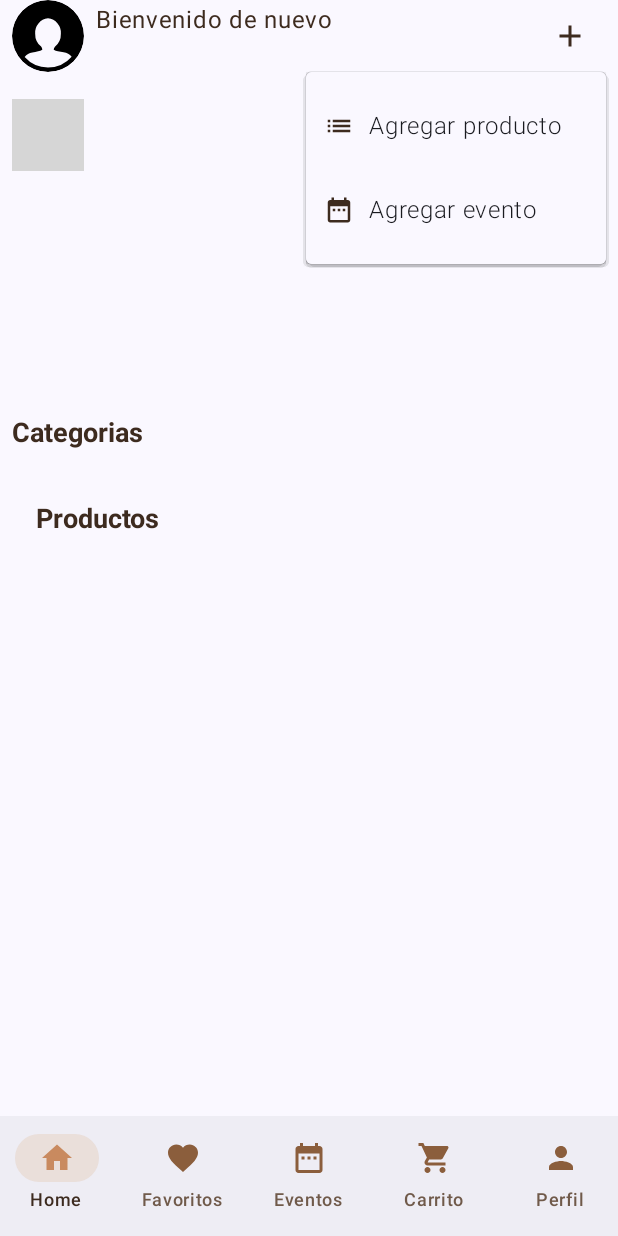
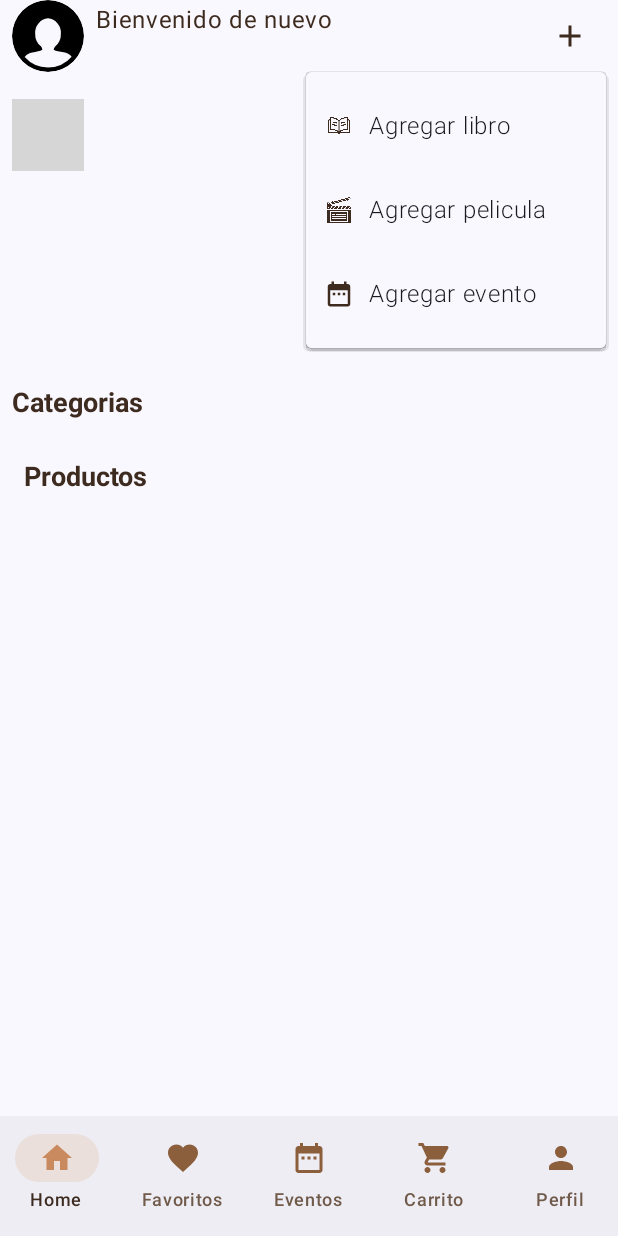
Before and after one commit to mevi-and-my-monkey/tarantula, an Android app built with Jetpack Compose: the HomeScreen screen opened through its navigation route, after a tap on "Más opciones", on a phone screen of 412 x 824 dp. Run offline under Robolectric (Android 15) with nearby library versions, the phone set to English and light mode, and no system bars; our stand-ins replace Dagger/Hilt's generated code, Firebase (no records; nobody signed in at launch, a user with empty details on screens opened directly); libraries missing offline, so code that uses them is left out: com.tbuonomo.viewpagerdotsindicator; pictures from the network do not load; 4 statements that could not run were skipped; grey boxes are pictures that could not be loaded.

Commit message:
Se agrega funcionalidad para agregar películas y se actualiza flujo de agregar producto
- Se crea la vista para agregar películas, permitiendo ingresar detalles como título, descripción, precio, autor, idioma, número de páginas, fecha de publicación y URLs de imágenes.
- Se modifica la forma en que se obtienen las categorías, ordenándolas y colocando "Películas" al principio.
- Se ajusta la obtención del número de WhatsApp del administrador desde Remote Config, con un valor por defecto.
- Se eliminan campos no utilizados (userId, userName, userEmail, userPhone) del objeto `User`.
- Se actualiza la pantalla de checkout para utilizar el número de WhatsApp obtenido de `User`.
- Se reduce la altura del banner en la pantalla principal.
- Se ajusta el padding en la vista de todos los productos.
- Se agrega la nueva pantalla `AddMovie` a la navegación.
- Se añaden iconos para "Agregar libro" y "Agregar película" en el menú del Header.

```diff
--- a/app/src/main/java/com/mevi/tarantula/User.kt
+++ b/app/src/main/java/com/mevi/tarantula/User.kt
@@ -44,10 +44,7 @@ class User : Application() {
         val Context.dataStore: DataStore<Preferences> by preferencesDataStore(name = "settings")
         var userInvited: Boolean = false
         var userAdmin: Boolean = false
-        var userId: String = ""
-        var userName: String = ""
-        var userEmail: String = ""
-        var userPhone: String = ""
+        var whatsApp: String = ""
     }
 
 }
--- a/app/src/main/java/com/mevi/tarantula/components/BannerView.kt
+++ b/app/src/main/java/com/mevi/tarantula/components/BannerView.kt
@@ -24,7 +24,6 @@ import androidx.compose.ui.draw.clip
 import androidx.compose.ui.graphics.Color
 import androidx.compose.ui.layout.ContentScale
 import androidx.compose.ui.unit.dp
-import coil.compose.AsyncImage
 import coil.compose.SubcomposeAsyncImage
 import com.google.firebase.Firebase
 import com.google.firebase.firestore.firestore
@@ -62,7 +61,7 @@ fun BannerView(modifier: Modifier = Modifier) {
             Box(
                 modifier = Modifier
                     .fillMaxWidth()
-                    .height(180.dp)
+                    .height(160.dp)
                     .clip(RoundedCornerShape(16.dp))
             ) {
                 SubcomposeAsyncImage(
--- a/app/src/main/java/com/mevi/tarantula/components/CategoriesView.kt
+++ b/app/src/main/java/com/mevi/tarantula/components/CategoriesView.kt
@@ -39,7 +39,6 @@ import com.mevi.tarantula.network.CategoryModel
 import com.mevi.tarantula.ui.theme.Fondo
 import com.mevi.tarantula.ui.theme.Primario
 import com.mevi.tarantula.ui.theme.TextoPrincipal
-import com.mevi.tarantula.ui.theme.TextoPrincipalD
 import com.mevi.tarantula.utils.Utilities
 
 @Composable
@@ -55,7 +54,11 @@ fun CategoriesView(modifier: Modifier = Modifier) {
                     val resultList = it.result.documents.mapNotNull { doc ->
                         doc.toObject(CategoryModel::class.java)
                     }
-                    categoryList.value = resultList
+                    val orderedList = resultList.sortedWith(
+                        compareBy<CategoryModel> { it.name.lowercase() != "peliculas" }
+                            .thenBy { it.name.lowercase() }
+                    )
+                    categoryList.value = orderedList
                 }
             }
     }
--- a/app/src/main/java/com/mevi/tarantula/components/HeaderView.kt
+++ b/app/src/main/java/com/mevi/tarantula/components/HeaderView.kt
@@ -15,6 +15,7 @@ import androidx.compose.material.icons.Icons
 import androidx.compose.material.icons.filled.Add
 import androidx.compose.material.icons.filled.DateRange
 import androidx.compose.material.icons.filled.List
+import androidx.compose.material.icons.outlined.Warning
 import androidx.compose.material3.DropdownMenu
 import androidx.compose.material3.DropdownMenuItem
 import androidx.compose.material3.Icon
@@ -31,6 +32,7 @@ import androidx.compose.ui.Alignment
 import androidx.compose.ui.Modifier
 import androidx.compose.ui.draw.clip
 import androidx.compose.ui.platform.LocalContext
+import androidx.compose.ui.res.painterResource
 import androidx.compose.ui.text.TextStyle
 import androidx.compose.ui.text.font.FontWeight
 import androidx.compose.ui.unit.dp
@@ -42,6 +44,7 @@ import com.google.firebase.auth.FirebaseAuth
 import com.google.firebase.firestore.firestore
 import com.mevi.tarantula.R
 import com.mevi.tarantula.User
+import com.mevi.tarantula.core.AddMovie
 import com.mevi.tarantula.core.AddProduct
 import com.mevi.tarantula.core.GlobalNavigation
 import com.mevi.tarantula.ui.theme.TextoPrincipal
@@ -125,13 +128,13 @@ fun HeaderView(modifier: Modifier = Modifier) {
                                 verticalAlignment = Alignment.CenterVertically
                             ) {
                                 Icon(
-                                    imageVector = Icons.Default.List,
+                                    painter = painterResource(id = R.drawable.ic_book_three),
                                     contentDescription = null,
                                     tint = if (isSystemInDarkTheme()) TextoPrincipalD else TextoPrincipal,
                                     modifier = Modifier.size(20.dp)
                                 )
                                 Spacer(modifier = Modifier.width(10.dp))
-                                Text("Agregar producto", fontSize = 16.sp)
+                                Text("Agregar libro", fontSize = 16.sp)
                             }
                         },
                         onClick = {
@@ -140,7 +143,27 @@ fun HeaderView(modifier: Modifier = Modifier) {
                         },
                         modifier = Modifier.padding(vertical = 4.dp)
                     )
-
+                    DropdownMenuItem(
+                        text = {
+                            Row(
+                                verticalAlignment = Alignment.CenterVertically
+                            ) {
+                                Icon(
+                                    painter = painterResource(id = R.drawable.ic_movie),
+                                    contentDescription = null,
+                                    tint = if (isSystemInDarkTheme()) TextoPrincipalD else TextoPrincipal,
+                                    modifier = Modifier.size(20.dp)
+                                )
+                                Spacer(modifier = Modifier.width(10.dp))
+                                Text("Agregar pelicula", fontSize = 16.sp)
+                            }
+                        },
+                        onClick = {
+                            menuExpanded = false
+                            GlobalNavigation.navContoller.navigate(AddMovie)
+                        },
+                        modifier = Modifier.padding(vertical = 4.dp)
+                    )
                     DropdownMenuItem(
                         text = {
                             Row(
--- a/app/src/main/java/com/mevi/tarantula/components/ShowAllProductsView.kt
+++ b/app/src/main/java/com/mevi/tarantula/components/ShowAllProductsView.kt
@@ -48,7 +48,7 @@ fun ShowAllProductsView(modifier: Modifier = Modifier) {
 
 
     Column(modifier = modifier
-        .padding(16.dp)
+        .padding(8.dp)
         .fillMaxSize()) {
         Text(
             "Productos",
--- a/app/src/main/java/com/mevi/tarantula/core/NavigationWrapper.kt
+++ b/app/src/main/java/com/mevi/tarantula/core/NavigationWrapper.kt
@@ -10,6 +10,7 @@ import com.mevi.tarantula.iu.HomeScreen
 import com.mevi.tarantula.iu.LoginScreen
 import com.mevi.tarantula.iu.SplashScreen
 import com.mevi.tarantula.iu.login.LoginViewModel
+import com.mevi.tarantula.iu.pages.AddMovieView
 import com.mevi.tarantula.iu.pages.AddProductView
 import com.mevi.tarantula.iu.pages.CategoryProductsPage
 import com.mevi.tarantula.iu.pages.CheckoutPage
@@ -59,6 +60,10 @@ fun NavigationWrapper(
             AddProductView(modifier = modifier)
         }
 
+        composable<AddMovie> {
+            AddMovieView(modifier = modifier)
+        }
+
         composable<CheckOut> {
             CheckoutPage(modifier = modifier)
         }
--- a/app/src/main/java/com/mevi/tarantula/core/Screens.kt
+++ b/app/src/main/java/com/mevi/tarantula/core/Screens.kt
@@ -24,4 +24,7 @@ object ProductEdit
 object AddProduct
 
 @Serializable
+object AddMovie
+
+@Serializable
 object CheckOut
--- a/app/src/main/java/com/mevi/tarantula/iu/SplashScreen.kt
+++ b/app/src/main/java/com/mevi/tarantula/iu/SplashScreen.kt
@@ -45,7 +45,9 @@ fun SplashScreen(navController: NavController, loginViewModel: LoginViewModel) {
         val remoteConfig = Firebase.remoteConfig
         remoteConfig.fetchAndActivate().addOnCompleteListener { task ->
             if (task.isSuccessful) {
+                val whatsApp = remoteConfig.getString("whatsapp_administrador")
                 val jsonString = remoteConfig.getString("list_admin")
+                User.whatsApp = whatsApp.ifEmpty { "5514023853" }
                 val list = try {
                     val jsonArray = JSONArray(jsonString)
                     List(jsonArray.length()) { i -> jsonArray.getString(i) }
--- a/app/src/main/java/com/mevi/tarantula/iu/pages/Checkoutpage.kt
+++ b/app/src/main/java/com/mevi/tarantula/iu/pages/Checkoutpage.kt
@@ -42,6 +42,7 @@ import com.mevi.tarantula.network.UserModel
 import com.mevi.tarantula.utils.Utilities
 import androidx.core.net.toUri
 import com.mevi.tarantula.R
+import com.mevi.tarantula.User
 import com.mevi.tarantula.ui.theme.WhatsAppBoton
 
 @Composable
@@ -168,8 +169,7 @@ fun CheckoutPage(modifier: Modifier = Modifier) {
                     nombreCliente = userModel.value.name ?: ""
                 )
 
-                val phoneNumber = "525514023853"
-                val url = "https://wa.me/$phoneNumber?text=${Uri.encode(customMessage)}"
+                val url = "https://wa.me/${User.whatsApp}?text=${Uri.encode(customMessage)}"
 
                 val intent = Intent(Intent.ACTION_VIEW).apply {
                     data = url.toUri()
--- a/app/src/main/java/com/mevi/tarantula/iu/pages/HomePage.kt
+++ b/app/src/main/java/com/mevi/tarantula/iu/pages/HomePage.kt
@@ -25,7 +25,7 @@ fun HomePage(modifier: Modifier) {
     {
         HeaderView(modifier)
         Spacer(modifier = Modifier.height(10.dp))
-        BannerView(modifier = Modifier.height(220.dp))
+        BannerView(modifier = Modifier.height(200.dp))
         Text("Categorias", style = TextStyle(fontSize = 18.sp, fontWeight = FontWeight.Bold), color = if (isSystemInDarkTheme()) TextoPrincipalD else TextoPrincipal)
         Spacer(modifier = Modifier.height(10.dp))
         CategoriesView()
```
Also changed, not shown: app/src/main/java/com/mevi/tarantula/iu/pages/AddMovieView.kt (added, +188 -0 lines), app/src/main/res/drawable/ic_book_three.png (added), app/src/main/res/drawable/ic_movie.png (added).
